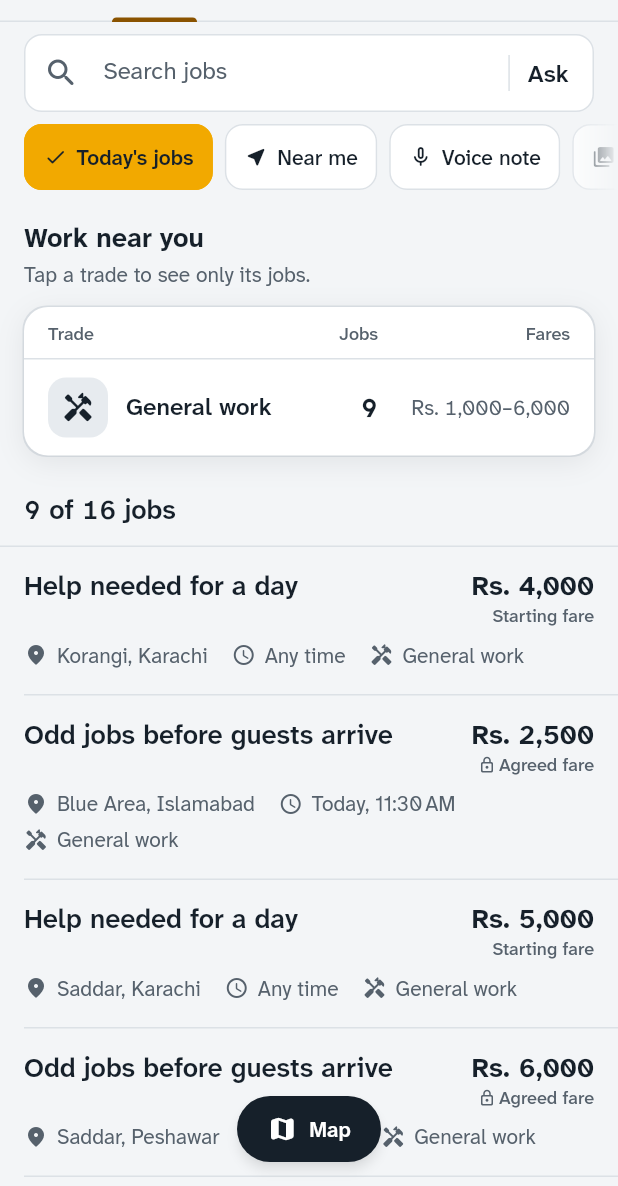
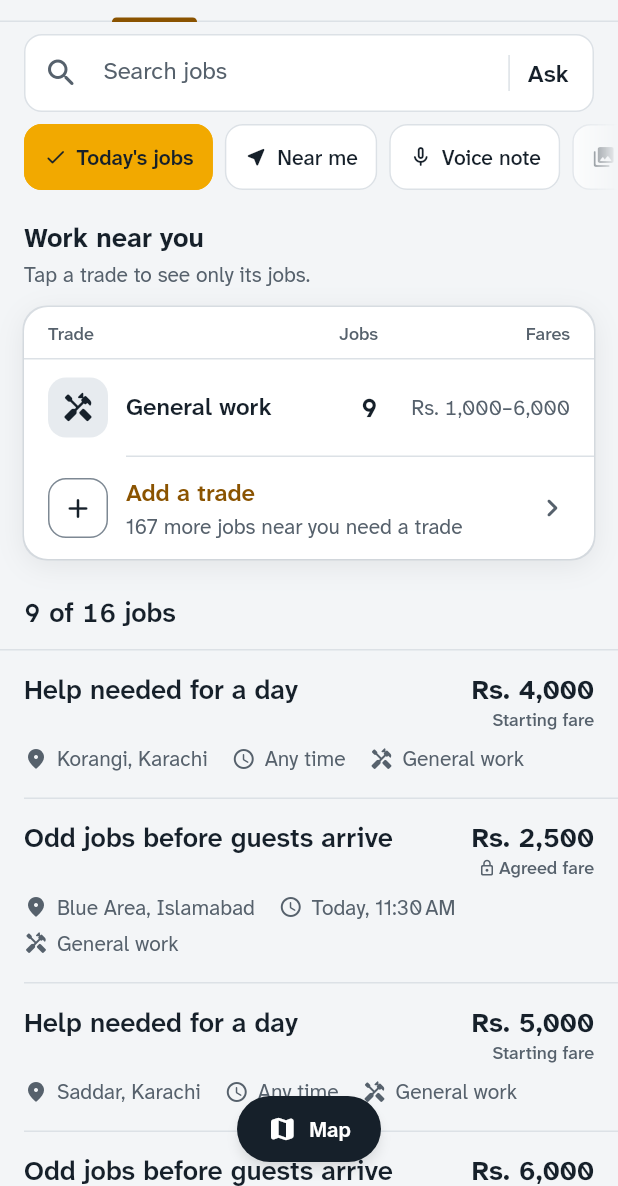
Before and after one commit to HamzaAnjum96/Trust-Hire, a Flutter app: the JobsScreen screen opened directly, after a tap on "Today's jobs", on a phone screen of 412 x 824 dp, the part 50-1236 px from its top. Run offline on Flutter 3.47's test engine with Material 3 defaults, Android fonts, the phone set to English and light mode, and no system bars; our stand-ins replace audioplayers, flutter_map, geolocator, image_picker, latlong2, shared_preferences and 1 more; missing offline and left inert: record; accounts and stored records are empty.

Commit message:
Trade board ends with Add a trade; notice leaves the map (0.30.0)
Co-Authored-By: Claude Opus 5.5 <noreply@anthropic.com>
Claude-Session: https://claude.ai/code/session_01R9Kadtc5ZtJezFf1n63pfW

```diff
--- a/code/frontend/lib/app/profile_controller.dart
+++ b/code/frontend/lib/app/profile_controller.dart
@@ -34,7 +34,6 @@ class ProfileController extends ChangeNotifier {
     _userId = id;
     _profile = WorkerProfile(userId: id);
     _role = UserRole.worker;
-    _tradesNoticeDismissed = false;
     load();
   }
 
@@ -61,9 +60,6 @@ class ProfileController extends ChangeNotifier {
 
   void load() {
     _role = UserRole.fromId(_store.readString(_keyFor(StoreKeys.role)));
-    _tradesNoticeDismissed = _store.readFlag(
-      _keyFor(StoreKeys.tradesNoticeDismissed),
-    );
 
     final raw = _store.readString(_keyFor(StoreKeys.workerProfile));
     if (raw != null && raw.isNotEmpty) {
@@ -102,23 +98,6 @@ class ProfileController extends ChangeNotifier {
     await _persist();
   }
 
-  /// Whether the worker has closed the "add a trade" notice.
-  ///
-  /// Per account, and sticky. The notice is not an error and not a filter —
-  /// it explains a rule that is holding jobs back — but it sits over the map,
-  /// and somebody who has read it and decided they are happy on general work
-  /// should not have to read it again on every launch.
-  bool _tradesNoticeDismissed = false;
-  bool get tradesNoticeDismissed => _tradesNoticeDismissed;
-
-  Future<void> dismissTradesNotice() async {
-    if (_tradesNoticeDismissed) return;
-    _tradesNoticeDismissed = true;
-    notifyListeners();
-
-    await _store.writeFlag(_keyFor(StoreKeys.tradesNoticeDismissed), true);
-  }
-
   Future<void> _persist() => _store.writeString(
     _keyFor(StoreKeys.workerProfile),
     jsonEncode(_profile.toJson()),
--- a/code/frontend/lib/core/app_version.dart
+++ b/code/frontend/lib/core/app_version.dart
@@ -17,11 +17,11 @@ class AppVersion {
 
   /// Must match the `version:` line in `pubspec.yaml`, without the build
   /// number after the `+`.
-  static const name = '0.29.0';
+  static const name = '0.30.0';
 
   /// The build number — the part after the `+` in `pubspec.yaml`. Increments
   /// on every push, and never resets.
-  static const build = 54;
+  static const build = 55;
 
   /// What the app shows: `v0.18.0 (29)`.
   static String get label => 'v$name ($build)';
--- a/code/frontend/lib/features/jobs/trade_board.dart
+++ b/code/frontend/lib/features/jobs/trade_board.dart
@@ -48,12 +48,21 @@ class TradeBoard extends StatefulWidget {
     required this.viewerLocation,
     required this.selected,
     required this.onSelect,
+    this.hiddenJobs = 0,
+    this.onAddTrade,
   });
 
   final List<Job> jobs;
   final JobLocation? viewerLocation;
   final Set<JobTag> selected;
   final ValueChanged<JobTag> onSelect;
+
+  /// Jobs near the viewer that none of their trades reach: non-zero only for
+  /// a worker who has not added one. The board ends with an "Add a trade"
+  /// row that says how many, since 0.30; before, a notice floated over the
+  /// map to say it, covering the thing the app is for.
+  final int hiddenJobs;
+  final VoidCallback? onAddTrade;
 
   /// The board's rows: busiest trade first, then in the trades' own order.
   static List<TradeLine> linesFor(List<Job> jobs, JobLocation? viewer) {
@@ -96,7 +105,8 @@ class _TradeBoardState extends State<TradeBoard> {
     final strings = AppStrings.of(context);
     final selected = widget.selected;
     final all = TradeBoard.linesFor(widget.jobs, widget.viewerLocation);
-    if (all.isEmpty) return const SizedBox.shrink();
+    final addTrade = widget.hiddenJobs > 0 && widget.onAddTrade != null;
+    if (all.isEmpty && !addTrade) return const SizedBox.shrink();
 
     // The busiest few, and the chosen trade wherever it ranks: a choice that
     // scrolled off the board would look like no choice at all.
@@ -136,6 +146,13 @@ class _TradeBoardState extends State<TradeBoard> {
                     isSelected:
                         selected.length == 1 && selected.contains(line.tag),
                     onTap: () => widget.onSelect(line.tag),
+                  ),
+                ],
+                if (addTrade) ...[
+                  if (lines.isNotEmpty) const Divider(height: 1, indent: 68),
+                  _AddTradeRow(
+                    hiddenJobs: widget.hiddenJobs,
+                    onTap: widget.onAddTrade!,
                   ),
                 ],
                 if (long) ...[
@@ -253,7 +270,11 @@ class _TradeRow extends StatelessWidget {
       fares,
     ].join(', ');
 
+    // A node of its own: without `container`, a board of one row merged
+    // into the heading above it, and a screen reader read "Work near you"
+    // and the hint as part of the button.
     return Semantics(
+      container: true,
       button: true,
       selected: isSelected,
       label: spoken,
@@ -338,3 +359,76 @@ class _TradeRow extends StatelessWidget {
     );
   }
 }
+
+/// The board's last row, for a worker whose trades leave jobs out: what a
+/// trade would add, and the way to add one. A row of the board rather than a
+/// notice over it, so it never covers the work it is about.
+class _AddTradeRow extends StatelessWidget {
+  const _AddTradeRow({required this.hiddenJobs, required this.onTap});
+
+  final int hiddenJobs;
+  final VoidCallback onTap;
+
+  @override
+  Widget build(BuildContext context) {
+    final strings = AppStrings.of(context);
+    final theme = Theme.of(context);
+    final colours = context.colours;
+    final more = strings.boardHiddenJobs(hiddenJobs);
+
+    return Semantics(
+      container: true,
+      button: true,
+      label: '${strings.addATrade}, $more',
+      excludeSemantics: true,
+      child: FocusRing(
+        child: InkWell(
+          onTap: onTap,
+          child: Padding(
+            padding: const EdgeInsets.symmetric(
+              horizontal: BrandSizing.spaceMd,
+              vertical: BrandSizing.spaceSm + 4,
+            ),
+            child: Row(
+              children: [
+                // An empty block where a trade's glyph would be: the place
+                // the next trade goes.
+                Container(
+                  width: 40,
+                  height: 40,
+                  decoration: BoxDecoration(
+                    border: Border.all(color: colours.lineStrong),
+                    borderRadius: BrandRadius.mediumAll,
+                  ),
+                  child: Icon(Icons.add_rounded, size: 22, color: colours.text),
+                ),
+                const SizedBox(width: BrandSizing.spaceSm + 4),
+                Expanded(
+                  child: Column(
+                    crossAxisAlignment: CrossAxisAlignment.start,
+                    children: [
+                      Text(
+                        strings.addATrade,
+                        style: theme.textTheme.bodyLarge?.copyWith(
+                          fontWeight: FontWeight.w600,
+                          color: colours.accentText,
+                        ),
+                      ),
+                      Text(
+                        more,
+                        style: theme.textTheme.bodyMedium?.copyWith(
+                          color: colours.textMuted,
+                        ),
+                      ),
+                    ],
+                  ),
+                ),
+                Icon(Icons.chevron_right_rounded, color: colours.textMuted),
+              ],
+            ),
+          ),
+        ),
+      ),
+    );
+  }
+}
--- a/code/frontend/lib/features/map/map_screen.dart
+++ b/code/frontend/lib/features/map/map_screen.dart
@@ -253,8 +253,8 @@ class _MapScreenState extends State<MapScreen> {
           // rather than every job, so the badge measures the filters and not
           // the tag rule underneath them.
           totalJobCount: reachable.length,
-          // Only ever non-zero for a worker who has not added a trade — see
-          // the notice this drives.
+          // Only ever non-zero for a worker who has not added a trade: the
+          // board's "Add a trade" row says how many jobs a trade would add.
           hiddenByTags: profile.specialities.isEmpty
               ? jobs.jobs.length - reachable.length
               : 0,
@@ -363,6 +363,7 @@ class _Discovery extends StatelessWidget {
           reachable: reachable,
           visible: jobs,
           boardJobs: boardJobs,
+          hiddenByTags: hiddenByTags,
           filters: filters,
           viewerLocation: location.position,
           viewSwitch: viewSwitch,
@@ -374,7 +375,6 @@ class _Discovery extends StatelessWidget {
       viewSwitch: split ? null : viewSwitch,
       jobs: jobs,
       totalJobCount: totalJobCount,
-      hiddenByTags: hiddenByTags,
       filters: filters,
       selectedJobId: selectedJobId,
       location: location,
@@ -408,6 +408,7 @@ class _Discovery extends StatelessWidget {
           child: _ResultsRail(
             jobs: jobs,
             boardJobs: boardJobs,
+            hiddenByTags: hiddenByTags,
             filters: filters,
             totalJobCount: totalJobCount,
             viewerLocation: location.position,
@@ -426,6 +427,7 @@ class _ResultsRail extends StatelessWidget {
   const _ResultsRail({
     required this.jobs,
     required this.boardJobs,
+    required this.hiddenByTags,
     required this.filters,
     required this.totalJobCount,
     required this.viewerLocation,
@@ -436,6 +438,7 @@ class _ResultsRail extends StatelessWidget {
 
   final List<Job> jobs;
   final List<Job> boardJobs;
+  final int hiddenByTags;
   final JobFilterController filters;
   final int totalJobCount;
   final JobLocation? viewerLocation;
@@ -453,6 +456,7 @@ class _ResultsRail extends StatelessWidget {
     // trade here narrows the pins beside it.
     final head = WorkNearYou(
       boardJobs: boardJobs,
+      hiddenByTags: hiddenByTags,
       filters: filters,
       viewerLocation: viewerLocation,
       shown: jobs.length,
@@ -504,6 +508,7 @@ class WorkNearYou extends StatelessWidget {
   const WorkNearYou({
     super.key,
     required this.boardJobs,
+    required this.hiddenByTags,
     required this.filters,
     required this.viewerLocation,
     required this.shown,
@@ -511,6 +516,7 @@ class WorkNearYou extends StatelessWidget {
   });
 
   final List<Job> boardJobs;
+  final int hiddenByTags;
   final JobFilterController filters;
   final JobLocation? viewerLocation;
   final int shown;
@@ -552,6 +558,8 @@ class WorkNearYou extends StatelessWidget {
             viewerLocation: viewerLocation,
             selected: tags,
             onSelect: filters.selectOnlyTag,
+            hiddenJobs: hiddenByTags,
+            onAddTrade: () => MyTradesScreen.open(context),
           ),
           const SizedBox(height: BrandSizing.spaceLg),
           // The jobs themselves, under their count: "16 jobs", or "4 of 16
@@ -605,6 +613,7 @@ class _ListBody extends StatelessWidget {
     required this.reachable,
     required this.visible,
     required this.boardJobs,
+    required this.hiddenByTags,
     required this.filters,
     required this.viewerLocation,
     required this.viewSwitch,
@@ -614,6 +623,7 @@ class _ListBody extends StatelessWidget {
   final List<Job> reachable;
   final List<Job> visible;
   final List<Job> boardJobs;
+  final int hiddenByTags;
   final JobFilterController filters;
   final JobLocation? viewerLocation;
   final Widget viewSwitch;
@@ -650,6 +660,7 @@ class _ListBody extends StatelessWidget {
                       // scroll, so the board never steals the list's room.
                       header: WorkNearYou(
                         boardJobs: boardJobs,
+                        hiddenByTags: hiddenByTags,
                         filters: filters,
                         viewerLocation: viewerLocation,
                         shown: visible.length,
@@ -681,7 +692,6 @@ class _MapBody extends StatelessWidget {
     required this.viewSwitch,
     required this.jobs,
     required this.totalJobCount,
-    required this.hiddenByTags,
     required this.filters,
     required this.selectedJobId,
     required this.location,
@@ -709,7 +719,6 @@ class _MapBody extends StatelessWidget {
 
   /// How many jobs the tag rule is holding back from a worker who has not
   /// added a trade yet. Zero once they have, or for a hirer.
-  final int hiddenByTags;
   final JobFilterController filters;
   final String? selectedJobId;
   final LocationController location;
@@ -743,7 +752,6 @@ class _MapBody extends StatelessWidget {
     final selected = _selected;
     final cardShown = selected != null && showsPreviewCard;
     final locationExplanation = location.explanation(strings);
-    final profile = context.watch<ProfileController>();
 
     return Stack(
       // Every child here is positioned except the preview switcher, which
@@ -839,25 +847,6 @@ class _MapBody extends StatelessWidget {
                           icon: Icons.search_off_rounded,
                           message: strings.noJobsMatchHere,
                           onDismiss: filters.clear,
-                        ),
-
-                      // Not a filter and not an error: the tag rule is holding jobs
-                      // back, and the only thing that changes it is adding a trade.
-                      // Shown just for a worker who has never added one, so it stops
-                      // appearing as soon as it stops being news.
-                      //
-                      // Dismissible, though closing it changes nothing about the
-                      // rule. It sits over the map — the thing the app is for — and
-                      // somebody who has read it and is happy on general work should
-                      // not have to read it again on every launch. The way back is
-                      // the trades screen, which the profile always links to.
-                      if (hiddenByTags > 0 && !profile.tradesNoticeDismissed)
-                        MapNotice(
-                          icon: Icons.construction_rounded,
-                          message: strings.noJobsForTradesHelp,
-                          actionLabel: strings.addATrade,
-                          onAction: () => MyTradesScreen.open(context),
-                          onDismiss: profile.dismissTradesNotice,
                         ),
                     ],
                   ),
--- a/code/frontend/lib/l10n/app_en.arb
+++ b/code/frontend/lib/l10n/app_en.arb
@@ -1893,6 +1893,11 @@
   "@boardShowFewer": {
     "description": "Collapses the trade board back to the busiest trades."
   },
+  "boardHiddenJobs": "{count, plural, =1{1 more job near you needs a trade} other{{count} more jobs near you need a trade}}",
+  "@boardHiddenJobs": {
+    "description": "Under 'Add a trade' at the foot of the trade board: jobs the worker's trades leave out",
+    "placeholders": {"count": {"type": "int"}}
+  },
   "jobsNearYouTab": "Near you",
   "@jobsNearYouTab": {
     "description": "Tab on Jobs: work near you (the trade board and the map)."
--- a/code/frontend/lib/l10n/app_localizations.dart
+++ b/code/frontend/lib/l10n/app_localizations.dart
@@ -3998,6 +3998,12 @@ abstract class AppStrings {
   /// **'Show fewer'**
   String get boardShowFewer;
 
+  /// Under 'Add a trade' at the foot of the trade board: jobs the worker's trades leave out
+  ///
+  /// In en, this message translates to:
+  /// **'{count, plural, =1{1 more job near you needs a trade} other{{count} more jobs near you need a trade}}'**
+  String boardHiddenJobs(int count);
+
   /// Tab on Jobs: work near you (the trade board and the map).
   ///
   /// In en, this message translates to:
--- a/code/frontend/lib/l10n/app_localizations_en.dart
+++ b/code/frontend/lib/l10n/app_localizations_en.dart
@@ -2443,6 +2443,17 @@ class AppStringsEn extends AppStrings {
   String get boardShowFewer => 'Show fewer';
 
   @override
+  String boardHiddenJobs(int count) {
+    String _temp0 = intl.Intl.pluralLogic(
+      count,
+      locale: localeName,
+      other: '$count more jobs near you need a trade',
+      one: '1 more job near you needs a trade',
+    );
+    return '$_temp0';
+  }
+
+  @override
   String get jobsNearYouTab => 'Near you';
 
   @override
--- a/code/frontend/lib/l10n/app_ur.arb
+++ b/code/frontend/lib/l10n/app_ur.arb
@@ -650,6 +650,7 @@
   "fareRange": "{low}–{high}",
   "boardShowAll": "تمام {count} اقسام دکھائیں",
   "boardShowFewer": "کم دکھائیں",
+  "boardHiddenJobs": "{count, plural, =1{آپ کے قریب 1 اور کام کے لیے ہنر درکار ہے} other{آپ کے قریب {count} اور کاموں کے لیے ہنر درکار ہے}}",
   "jobsNearYouTab": "آپ کے قریب",
   "settingsSummary": "ظاہری شکل، زبان، AI معاون، ڈیمو",
   "detailFromYou": "آپ سے فاصلہ"
--- a/code/frontend/lib/services/local_store.dart
+++ b/code/frontend/lib/services/local_store.dart
@@ -129,9 +129,6 @@ class StoreKeys {
   /// Which demo account the device is currently being.
   static const activeAccount = 'trust_hire.active_account';
 
-  /// Set once the worker has closed the "add a trade" notice. Per account.
-  static const tradesNoticeDismissed = 'trust_hire.trades_notice_dismissed';
-
   /// Whether Jobs last showed the map rather than the board, so it opens the
   /// way the person left it. Unset, it opens on the board (0.26).
   static const jobsOnMap = 'trust_hire.jobs_on_map';
@@ -218,7 +215,6 @@ class StoreKeys {
     role,
     workerProfile,
     activeAccount,
-    tradesNoticeDismissed,
     jobsOnMap,
     directory,
     auditLog,
--- a/code/frontend/pubspec.yaml
+++ b/code/frontend/pubspec.yaml
@@ -5,7 +5,7 @@ publish_to: 'none'
 # Source of truth for the app version. Mirrored in lib/core/app_version.dart,
 # which test/version_test.dart checks against this line. Bump both on every
 # push that changes the app.
-version: 0.29.0+54
+version: 0.30.0+55
 
 environment:
   sdk: ^3.12.2
```
Also changed, not shown: code/frontend/lib/l10n/app_localizations_ur.dart (+11 -0 lines), 6 other files.
